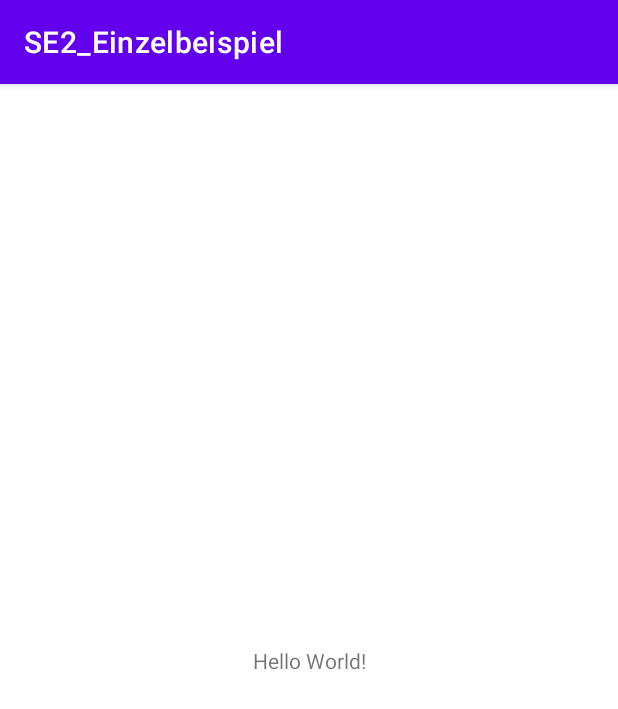
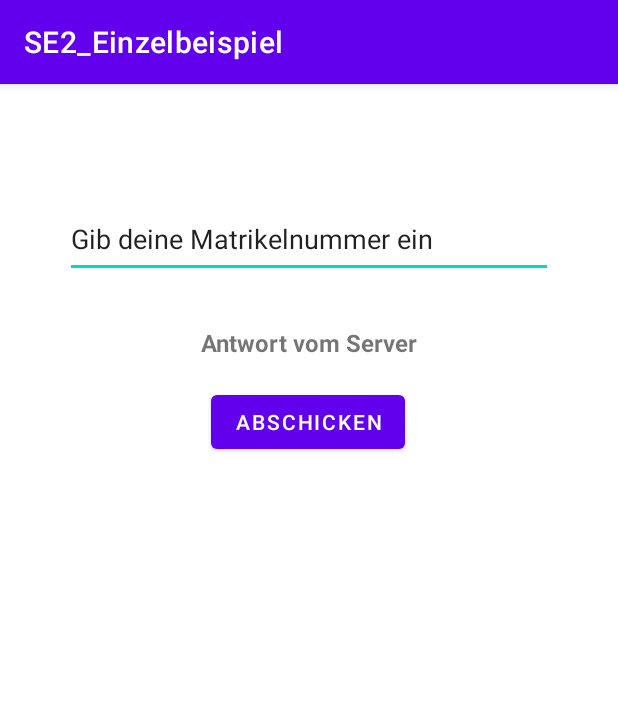
Before and after one commit to SabrinaMuh/SE2_Einzelbeispiel, an Android app: the screen it shows after launch (MainActivity), on a phone screen of 412 x 824 dp. Shown: the top 709 px of the screen. Run offline under Robolectric (Android 15) with nearby library versions, the phone set to English and light mode, and no system bars.

Commit message:
start project and create thread

```diff
--- a/app/src/main/java/com/example/se2_einzelbeispiel/MainActivity.java
+++ b/app/src/main/java/com/example/se2_einzelbeispiel/MainActivity.java
@@ -3,6 +3,31 @@ package com.example.se2_einzelbeispiel;
 import androidx.appcompat.app.AppCompatActivity;
 
 import android.os.Bundle;
+
+import java.io.DataOutputStream;
+import java.net.Socket;
+
+class MatrikelnrThread extends Thread{
+    String mnr;
+    String answer;
+
+    public MatrikelnrThread(String mnr){
+        this.mnr = mnr;
+    }
+
+    @Override
+    public void run(){
+        try {
+            Socket socket = new Socket("se2-isys.aau.at", 53212);
+
+            DataOutputStream outputStream = new DataOutputStream(socket.getOutputStream());
+            outputStream.writeBytes(mnr + "\n");
+
+        }catch (Exception e){
+            answer = "ERROR: crashed";
+        }
+    }
+}
 
 public class MainActivity extends AppCompatActivity {
 
--- a/app/src/main/res/layout/activity_main.xml
+++ b/app/src/main/res/layout/activity_main.xml
@@ -6,13 +6,43 @@
     android:layout_height="match_parent"
     tools:context=".MainActivity">
 
+    <EditText
+        android:id="@+id/editTextMatrikelNR"
+        android:layout_width="325dp"
+        android:layout_height="51dp"
+        android:layout_marginStart="43dp"
+        android:layout_marginTop="78dp"
+        android:layout_marginEnd="43dp"
+        android:ems="10"
+        android:inputType="number"
+        android:text="Gib deine Matrikelnummer ein"
+        app:layout_constraintEnd_toEndOf="parent"
+        app:layout_constraintStart_toStartOf="parent"
+        app:layout_constraintTop_toTopOf="parent" />
+
     <TextView
+        android:id="@+id/textViewAnswer"
         android:layout_width="wrap_content"
         android:layout_height="wrap_content"
-        android:text="Hello World!"
-        app:layout_constraintBottom_toBottomOf="parent"
-        app:layout_constraintLeft_toLeftOf="parent"
-        app:layout_constraintRight_toRightOf="parent"
-        app:layout_constraintTop_toTopOf="parent" />
+        android:layout_marginStart="135dp"
+        android:layout_marginTop="32dp"
+        android:layout_marginEnd="135dp"
+        android:text="Antwort vom Server"
+        android:textSize="16sp"
+        android:textStyle="bold"
+        app:layout_constraintEnd_toEndOf="parent"
+        app:layout_constraintStart_toStartOf="parent"
+        app:layout_constraintTop_toBottomOf="@+id/editTextMatrikelNR" />
 
+    <Button
+        android:id="@+id/buttonSend"
+        android:layout_width="wrap_content"
+        android:layout_height="wrap_content"
+        android:layout_marginStart="146dp"
+        android:layout_marginTop="18dp"
+        android:layout_marginEnd="147dp"
+        android:text="Abschicken"
+        app:layout_constraintEnd_toEndOf="parent"
+        app:layout_constraintStart_toStartOf="parent"
+        app:layout_constraintTop_toBottomOf="@+id/textViewAnswer" />
 </androidx.constraintlayout.widget.ConstraintLayout>
```
